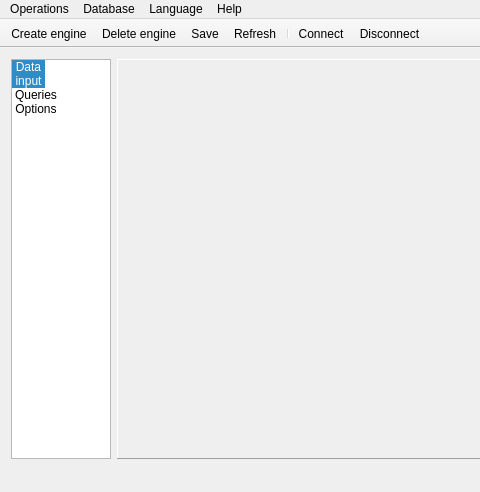
Qt form gtes_starts/main_window.ui (olgerd27/gtes_starts) before a commit; both pictures show x 0 to 480 and y 0 to 492 of the 728 by 492 pixel window.
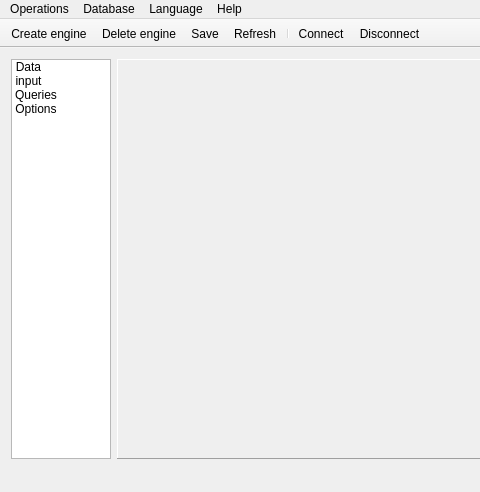
The same form after that commit. Icons and pictures are not drawn. Custom widgets are drawn as their Qt base class.

The edit to the form file:
```diff
--- a/gtes_starts/main_window.ui
+++ b/gtes_starts/main_window.ui
@@ -57,7 +57,7 @@
        <enum>QListView::IconMode</enum>
       </property>
       <property name="currentRow">
-       <number>0</number>
+       <number>-1</number>
       </property>
       <item>
        <property name="text">
```
Left out of the diff: 22 changed lines with no effect on the pictures.
